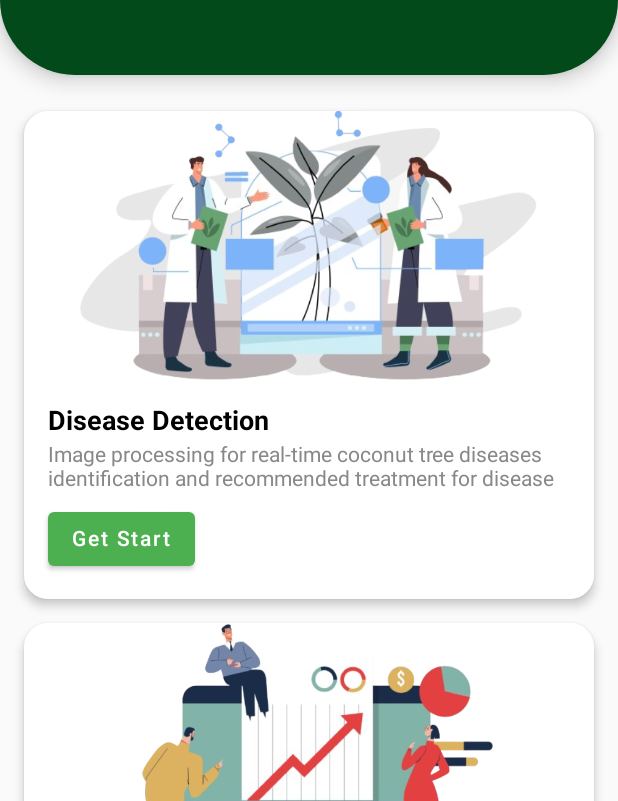
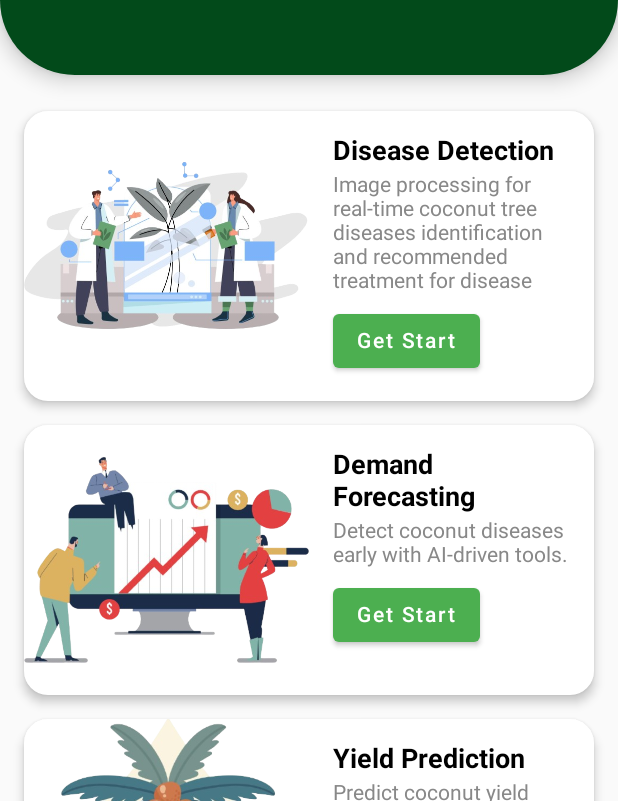
Before and after one commit to sathsaranigithub/Coco-Guard, an Android app built with Jetpack Compose: the HomeScreen screen opened through its navigation route, on a phone screen of 412 x 824 dp, the part 435-1236 px from its top. Run offline under Robolectric (Android 15) with nearby library versions, the light colour scheme and no system bars; our stand-ins replace Compose Multiplatform resources; 1 statement that could not run was skipped.

Commit message:
create directory for screens
create directory for screens

```diff
--- a/composeApp/src/commonMain/kotlin/org/example/cocoguard/screens/Home.kt
+++ b/composeApp/src/commonMain/kotlin/org/example/cocoguard/screens/Home.kt
@@ -137,16 +137,24 @@ fun ImageCard(imageRes: DrawableResource, title: String, description: String) {
         shape = RoundedCornerShape(16.dp),
         elevation = 4.dp
     ) {
-        Column {
+        Row(modifier = Modifier.fillMaxWidth()) {
+            // Image taking half of the screen width
             Image(
                 painter = painterResource(imageRes),
                 contentDescription = null,
                 modifier = Modifier
-                    .fillMaxWidth()
+                    .weight(0.5f)
                     .height(180.dp)
-                    .clip(RoundedCornerShape(topStart = 16.dp, topEnd = 16.dp))
+                    .clip(RoundedCornerShape(topStart = 16.dp, bottomStart = 16.dp))
             )
-            Column(modifier = Modifier.padding(16.dp)) {
+
+            // Text and Button content taking the other half
+            Column(
+                modifier = Modifier
+                    .weight(0.5f)
+                    .padding(16.dp),
+                verticalArrangement = Arrangement.Center
+            ) {
                 Text(
                     text = title,
                     fontSize = 18.sp,
@@ -162,7 +170,8 @@ fun ImageCard(imageRes: DrawableResource, title: String, description: String) {
                 Spacer(modifier = Modifier.height(8.dp))
                 Button(
                     onClick = { /* Handle button click */ },
-                    colors = ButtonDefaults.buttonColors(backgroundColor = Color(0xFF4CAF50))
+                    colors = ButtonDefaults.buttonColors(backgroundColor = Color(0xFF4CAF50)),
+                    modifier = Modifier.align(Alignment.Start)
                 ) {
                     Text(text = "Get Start", color = Color.White)
                 }
--- /dev/null
+++ b/composeApp/src/commonMain/kotlin/org/example/cocoguard/screens/disease/DetectResult.kt
@@ -0,0 +1 @@
+package org.example.cocoguard.screens.disease
--- /dev/null
+++ b/composeApp/src/commonMain/kotlin/org/example/cocoguard/screens/disease/ImageUpload.kt
@@ -0,0 +1 @@
+package org.example.cocoguard.screens.disease
--- /dev/null
+++ b/composeApp/src/commonMain/kotlin/org/example/cocoguard/screens/forecasting/ForecastingQuestion.kt
@@ -0,0 +1 @@
+package org.example.cocoguard.screens.forecasting
--- /dev/null
+++ b/composeApp/src/commonMain/kotlin/org/example/cocoguard/screens/forecasting/ForecastingRecode.kt
@@ -0,0 +1 @@
+package org.example.cocoguard.screens.forecasting
--- /dev/null
+++ b/composeApp/src/commonMain/kotlin/org/example/cocoguard/screens/yield/YieldQuestion.kt
@@ -0,0 +1 @@
+package org.example.cocoguard.screens.yield
--- /dev/null
+++ b/composeApp/src/commonMain/kotlin/org/example/cocoguard/screens/yield/YieldRecode.kt
@@ -0,0 +1 @@
+package org.example.cocoguard.screens.yield
```
